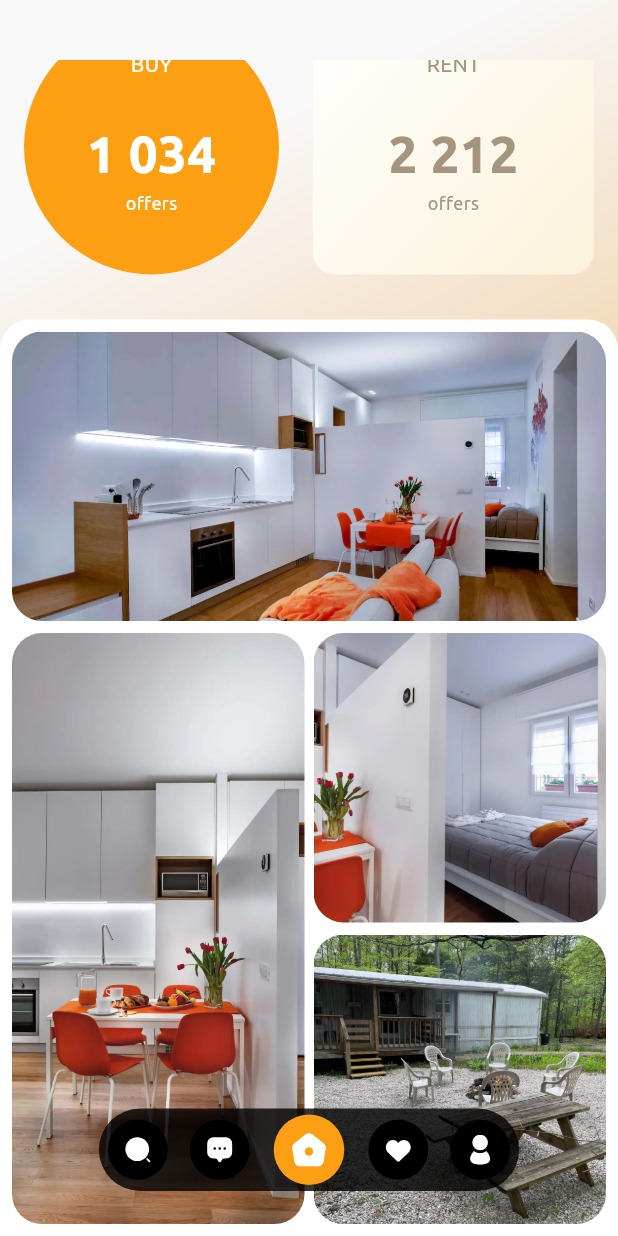
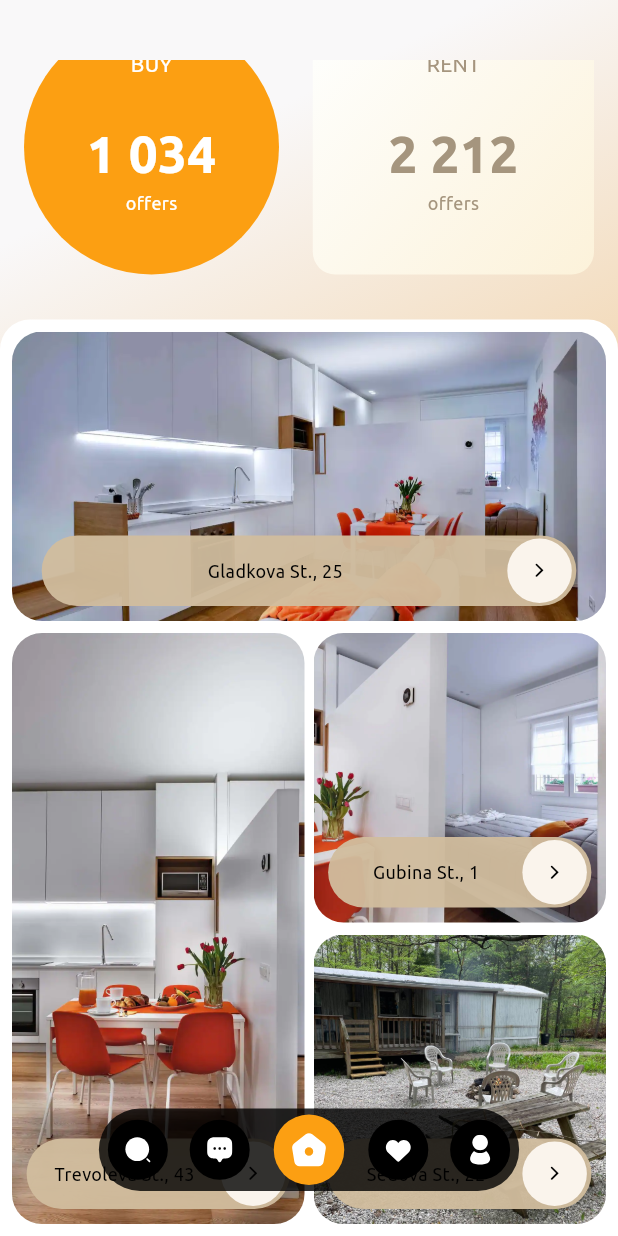
Before and after one commit to ercross/moniepoint, a Flutter app: the screen it shows after launch, scrolled down 254 dp, on a phone screen of 412 x 824 dp. Run offline on Flutter 3.47's test engine with Material 3 defaults, Android fonts, the phone set to English and light mode, and no system bars; our stand-ins replace flutter_svg.

Commit message:
implemented property address bar view

```diff
--- a/lib/app/ui/screens/home/screen.dart
+++ b/lib/app/ui/screens/home/screen.dart
@@ -1,3 +1,6 @@
+import 'dart:ui';
+
+import 'package:flutter/cupertino.dart';
 import 'package:flutter/material.dart';
 import 'package:flutter/services.dart';
 import 'package:flutter_staggered_grid_view/flutter_staggered_grid_view.dart';
--- a/lib/app/ui/screens/home/widgets/properties_section.dart
+++ b/lib/app/ui/screens/home/widgets/properties_section.dart
@@ -22,22 +22,38 @@ class _PropertiesSectionView extends StatelessWidget {
           StaggeredGridTile.count(
             crossAxisCellCount: 2,
             mainAxisCellCount: 1,
-            child: _PropertyView(asset: AppImage.property1, radius: radius),
+            child: _PropertyView(
+              asset: AppImage.property1,
+              radius: radius,
+              address: "Gladkova St., 25",
+            ),
           ),
           StaggeredGridTile.count(
             crossAxisCellCount: 1,
             mainAxisCellCount: 2,
-            child: _PropertyView(asset: AppImage.property2, radius: radius),
+            child: _PropertyView(
+              asset: AppImage.property2,
+              radius: radius,
+              address: "Trevoleva St., 43",
+            ),
           ),
           StaggeredGridTile.count(
             crossAxisCellCount: 1,
             mainAxisCellCount: 1,
-            child: _PropertyView(asset: AppImage.property3, radius: radius),
+            child: _PropertyView(
+              asset: AppImage.property3,
+              radius: radius,
+              address: "Gubina St., 1",
+            ),
           ),
           StaggeredGridTile.count(
             crossAxisCellCount: 1,
             mainAxisCellCount: 1,
-            child: _PropertyView(asset: AppImage.property4, radius: radius),
+            child: _PropertyView(
+              asset: AppImage.property4,
+              radius: radius,
+              address: "Sedova St., 22",
+            ),
           ),
         ],
       ),
@@ -48,11 +64,20 @@ class _PropertiesSectionView extends StatelessWidget {
 class _PropertyView extends StatelessWidget {
   final String asset;
   final double radius;
-  const _PropertyView({required this.asset, required this.radius});
+  final String address;
+  const _PropertyView(
+      {required this.asset, required this.radius, required this.address});
 
   @override
   Widget build(BuildContext context) {
-    return ClipRRect(
+    return Stack(
+      children: [
+        Positioned(
+          top: 0,
+          left: 0,
+          right: 0,
+          bottom: 0,
+          child: ClipRRect(
             borderRadius: BorderRadius.circular(radius),
             clipBehavior: Clip.antiAlias,
             child: Image.asset(
@@ -60,6 +85,64 @@ class _PropertyView extends StatelessWidget {
               fit: BoxFit.cover,
               width: MediaQuery.sizeOf(context).width,
             ),
+          ),
+        ),
+        Positioned(
+            bottom: 10, left: 0, right: 0, child: _PropertyAddressBar(address))
+      ],
     );
   }
 }
+
+class _PropertyAddressBar extends StatelessWidget {
+  final String address;
+  const _PropertyAddressBar(this.address);
+
+  @override
+  Widget build(BuildContext context) {
+    return LayoutBuilder(
+      builder: (_, constraints) => Container(
+        padding: const EdgeInsets.all(2),
+        height: 47,
+        margin: EdgeInsets.symmetric(horizontal: constraints.maxWidth * 0.05),
+        width: constraints.maxWidth,
+        decoration: BoxDecoration(
+            color: const Color.fromARGB(255, 209, 189, 158).withOpacity(0.95),
+            borderRadius: BorderRadius.circular(25)),
+        child: Row(
+          children: [
+            Expanded(
+                child: Center(
+              child: Text(address,
+                  style: TextStyle(
+                      fontSize: 12,
+                      color: Theme.of(context).colorScheme.tertiary,
+                      fontWeight: FontWeight.w400)),
+            )),
+            const _ViewPropertyPageButton(size: 45)
+          ],
+        ),
+      ),
+    );
+  }
+}
+
+class _ViewPropertyPageButton extends StatelessWidget {
+  final double size;
+  const _ViewPropertyPageButton({required this.size});
+
+  @override
+  Widget build(BuildContext context) {
+    return Container(
+      height: size,
+      width: size,
+      decoration:
+          const BoxDecoration(shape: BoxShape.circle, color: Color(0xFFFAF4EC)),
+      child: Icon(
+        CupertinoIcons.forward,
+        size: 14,
+        color: Theme.of(context).colorScheme.tertiary,
+      ),
+    );
+  }
+}
```
Lines whose indentation alone changed are shown as unchanged.
